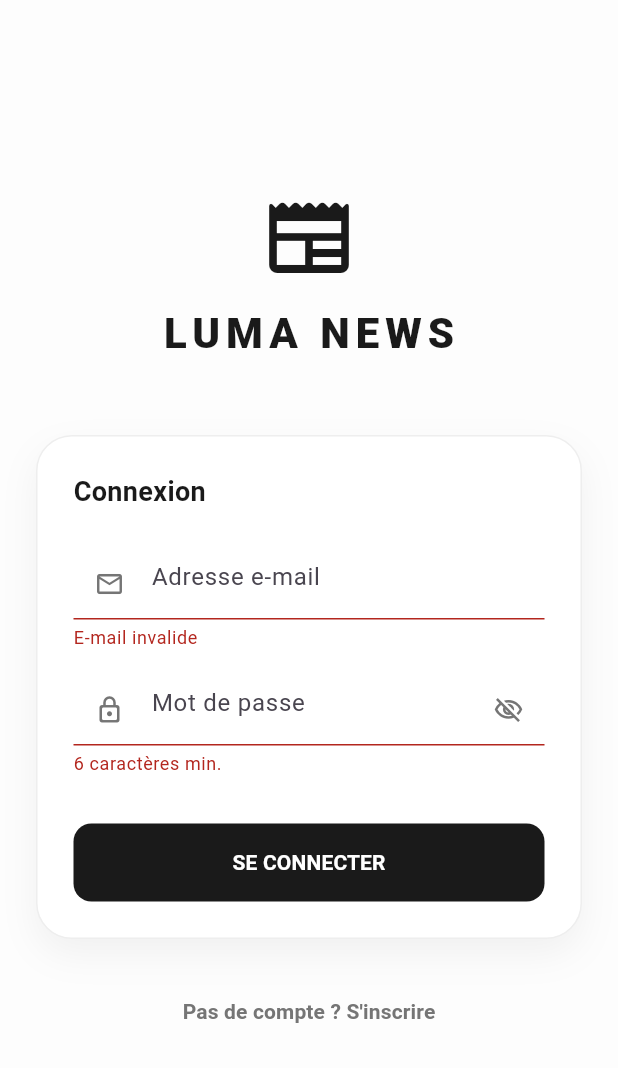
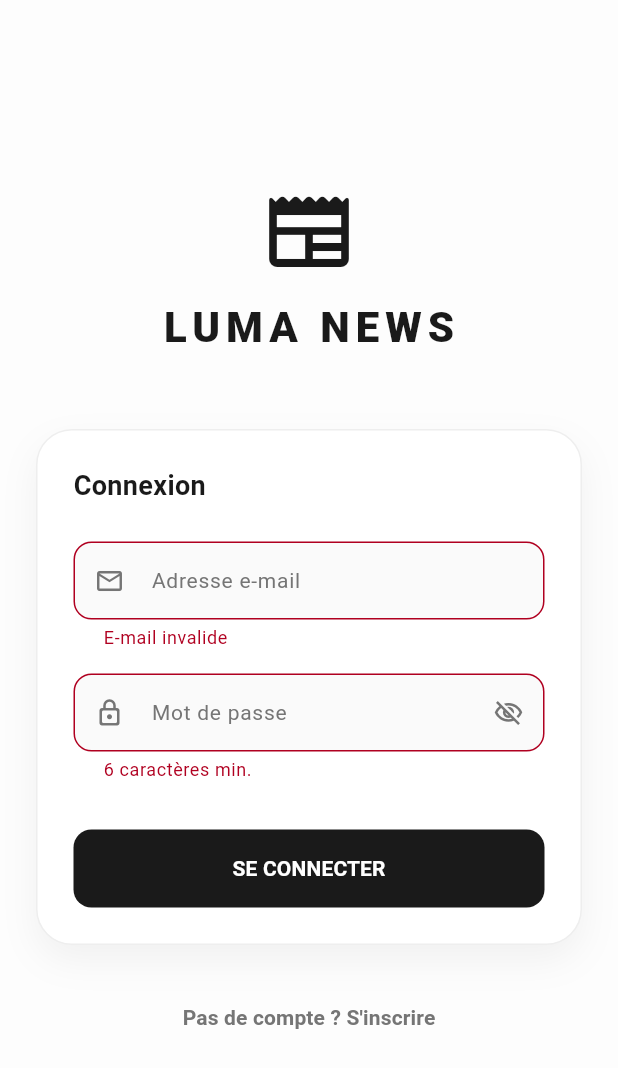
Before and after one commit to Dav27-tech/Mjumbe, a Flutter app: the screen it shows after launch, after a tap on "SE CONNECTER", on a phone screen of 412 x 824 dp. Shown: the top 1068 px of the screen. Run offline on Flutter 3.47's test engine with Material 3 defaults, Android fonts, the phone set to English and light mode, and no system bars; our stand-ins replace bloc, cached_network_image, dio, equatable, firebase_auth, firebase_core and 7 more; missing offline and left inert: dart:html; accounts and stored records are empty.

Commit message:
refactor main.dart to improve error handling and update UI themes

```diff
--- a/lib/main.dart
+++ b/lib/main.dart
@@ -9,7 +9,6 @@ import 'package:mjumbe/features/news/presentation/bloc/news_bloc.dart';
 import 'package:mjumbe/injection_container.dart' as di;
 import 'package:flutter_dotenv/flutter_dotenv.dart';
 import 'package:flutter/foundation.dart' show kIsWeb;
-import 'package:flutter_bloc/flutter_bloc.dart';
 import 'package:mjumbe/core/utils/connectivity_cubit.dart';
 import 'package:mjumbe/core/widgets/offline_banner.dart';
 import 'package:internet_connection_checker/internet_connection_checker.dart';
@@ -21,12 +20,11 @@ void main() async {
   String? initStackTrace;
 
   try {
-    // 1. Charger le fichier .env (doit être disponible avant l'initialisation Firebase sur le web)
+    // 1. Charger le fichier .env
     await dotenv.load(fileName: ".env");
 
     // 2. Initialiser Firebase
     if (kIsWeb) {
-      // For web, FirebaseOptions must be provided. Prefer loading from .env.
       final apiKey = dotenv.env['FIREBASE_API_KEY'];
       final appId = dotenv.env['FIREBASE_APP_ID'];
       final messagingSenderId = dotenv.env['FIREBASE_MESSAGING_SENDER_ID'];
@@ -35,8 +33,8 @@ void main() async {
       final storageBucket = dotenv.env['FIREBASE_STORAGE_BUCKET'];
       final measurementId = dotenv.env['FIREBASE_MEASUREMENT_ID'];
 
-      if (apiKey == null || apiKey.isEmpty || appId == null || appId.isEmpty || messagingSenderId == null || messagingSenderId.isEmpty || projectId == null || projectId.isEmpty) {
-        throw Exception('Firebase Web configuration missing. Ensure FIREBASE_API_KEY, FIREBASE_APP_ID, FIREBASE_MESSAGING_SENDER_ID and FIREBASE_PROJECT_ID are set in .env for web.');
+      if (apiKey == null || appId == null || messagingSenderId == null || projectId == null) {
+        throw Exception('Configuration Firebase Web manquante dans le fichier .env');
       }
 
       await Firebase.initializeApp(
@@ -58,12 +56,11 @@ void main() async {
     await di.initDependencies();
   } catch (e, stackTrace) {
     debugPrint("Erreur critique lors de l'initialisation : $e");
-    debugPrint(stackTrace.toString());
     initError = e.toString();
     initStackTrace = stackTrace.toString();
   }
 
-  runApp(MyApp(error: initError));
+  runApp(MyApp(error: initError, stackTrace: initStackTrace));
 }
 
 class MyApp extends StatefulWidget {
@@ -98,11 +95,10 @@ class _MyAppState extends State<MyApp> {
 
   @override
   Widget build(BuildContext context) {
-    // Si une erreur d'initialisation est survenue, on affiche un écran d'erreur au lieu de l'app
     if (widget.error != null || _authBloc == null) {
       return MaterialApp(
         debugShowCheckedModeBanner: false,
-        theme: AppTheme.darkTheme,
+        theme: AppTheme.lightTheme,
         home: Scaffold(
           body: Center(
             child: Padding(
@@ -114,20 +110,21 @@ class _MyAppState extends State<MyApp> {
                   const SizedBox(height: 16),
                   const Text(
                     "Erreur de démarrage",
-                    style: TextStyle(fontSize: 20, fontWeight: FontWeight.bold, color: Colors.white),
+                    style: TextStyle(fontSize: 20, fontWeight: FontWeight.bold, color: AppTheme.primaryNeutral),
                   ),
                   const SizedBox(height: 8),
                   Text(
                     widget.error ?? "Le service d'authentification n'a pas pu être initialisé.",
                     textAlign: TextAlign.center,
-                    style: const TextStyle(color: Colors.white70),
+                    style: const TextStyle(color: AppTheme.secondaryNeutral),
                   ),
-                  const SizedBox(height: 12),
-                  if (widget.stackTrace != null)
-                    _ErrorDetails(stackTrace: widget.stackTrace!),
                   const SizedBox(height: 24),
                   ElevatedButton(
                     onPressed: () => main(),
+                    style: ElevatedButton.styleFrom(
+                      backgroundColor: AppTheme.primaryNeutral,
+                      foregroundColor: Colors.white,
+                    ),
                     child: const Text("Réessayer"),
                   ),
                 ],
@@ -147,43 +144,12 @@ class _MyAppState extends State<MyApp> {
         BlocProvider<NewsBloc>(create: (_) => di.sl<NewsBloc>()),
       ],
       child: MaterialApp.router(
-        title: 'Mjumbe App',
+        title: 'LUMA NEWS',
         debugShowCheckedModeBanner: false,
-        theme: AppTheme.darkTheme,
+        theme: AppTheme.lightTheme,
         routerConfig: di.sl<AppRouter>().router,
         builder: (context, child) => OfflineBanner(child: child ?? const SizedBox.shrink()),
       ),
     );
   }
 }
-
-class _ErrorDetails extends StatefulWidget {
-  final String stackTrace;
-  const _ErrorDetails({required this.stackTrace});
-
-  @override
-  State<_ErrorDetails> createState() => _ErrorDetailsState();
-}
-
-class _ErrorDetailsState extends State<_ErrorDetails> {
-  bool _expanded = false;
-
-  @override
-  Widget build(BuildContext context) {
-    return Column(
-      children: [
-        TextButton(
-          onPressed: () => setState(() => _expanded = !_expanded),
-          child: Text(_expanded ? 'Masquer les détails' : 'Afficher les détails'),
-        ),
-        if (_expanded)
-          SizedBox(
-            height: 200,
-            child: SingleChildScrollView(
-              child: SelectableText(widget.stackTrace, style: const TextStyle(color: Colors.white70, fontSize: 12)),
-            ),
-          ),
-      ],
-    );
-  }
-}
```
